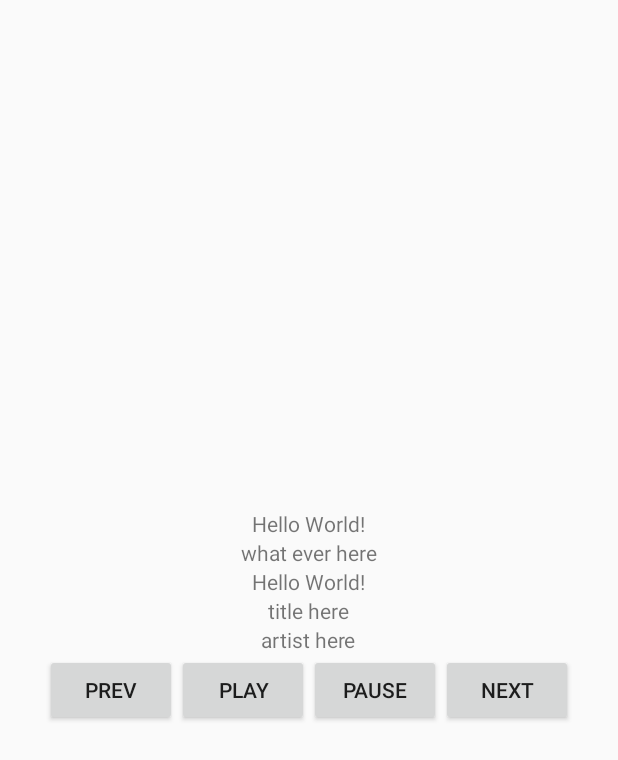
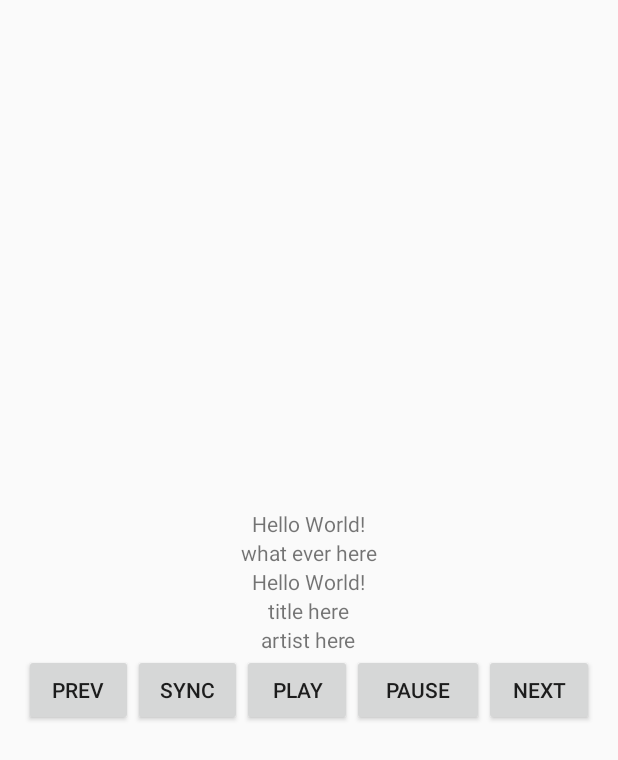
Before and after one commit to ktwoo111/MuSyncNetwork, an Android app: the layout activity_main.xml on its own in the app's theme, with its tools: preview values and no code run, on a phone screen of 412 x 824 dp. Shown: the top 760 px of the screen. Run offline under Robolectric (Android 15) with nearby library versions, the phone set to English and light mode, and no system bars; network calls fail.

```diff
--- a/app/src/main/res/layout/activity_main.xml
+++ b/app/src/main/res/layout/activity_main.xml
@@ -44,14 +44,24 @@
     >
         <Button
                 android:id="@+id/prev_button"
-                android:layout_width="wrap_content"
+                android:layout_width="0dp"
+                android:layout_weight="1"
                 android:layout_height="wrap_content"
                 android:gravity="center"
                 android:text="prev"
         />
         <Button
+                android:id="@+id/sync_button"
+                android:layout_width="0dp"
+                android:layout_weight="1"
+                android:layout_height="wrap_content"
+                android:gravity="center"
+                android:text="sync"
+        />
+        <Button
                 android:id="@+id/play_button"
-                android:layout_width="wrap_content"
+                android:layout_width="0dp"
+                android:layout_weight="1"
                 android:layout_height="wrap_content"
                 android:gravity="center"
                 android:text="play"
@@ -66,7 +76,8 @@
 
         <Button
                 android:id="@+id/next_button"
-                android:layout_width="wrap_content"
+                android:layout_width="0dp"
+                android:layout_weight="1"
                 android:layout_height="wrap_content"
                 android:gravity="center"
                 android:text="next"
```
Also changed, not shown: app/src/main/java/com/example/webserver/GroupOwner.kt (+14 -14 lines), app/src/main/java/com/example/webserver/MainActivity.kt (+8 -3 lines), app/src/main/java/com/example/webserver/ServerPlayer.kt (+11 -4 lines).
